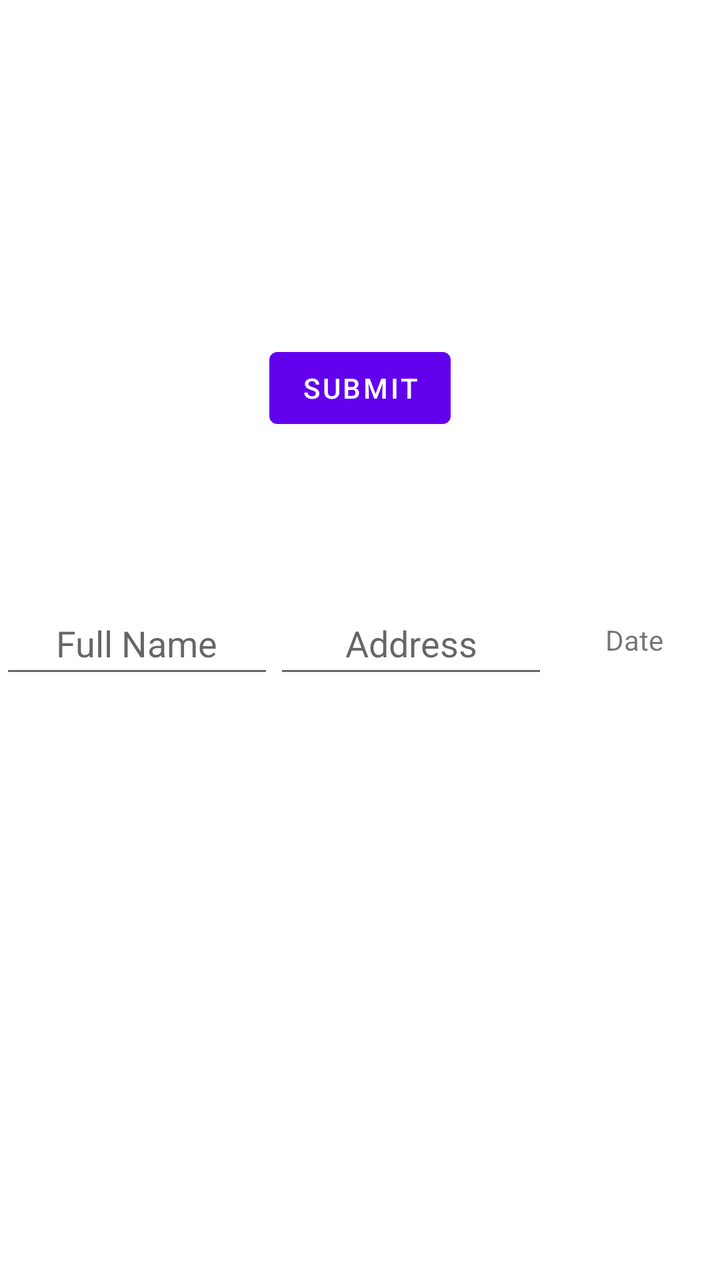
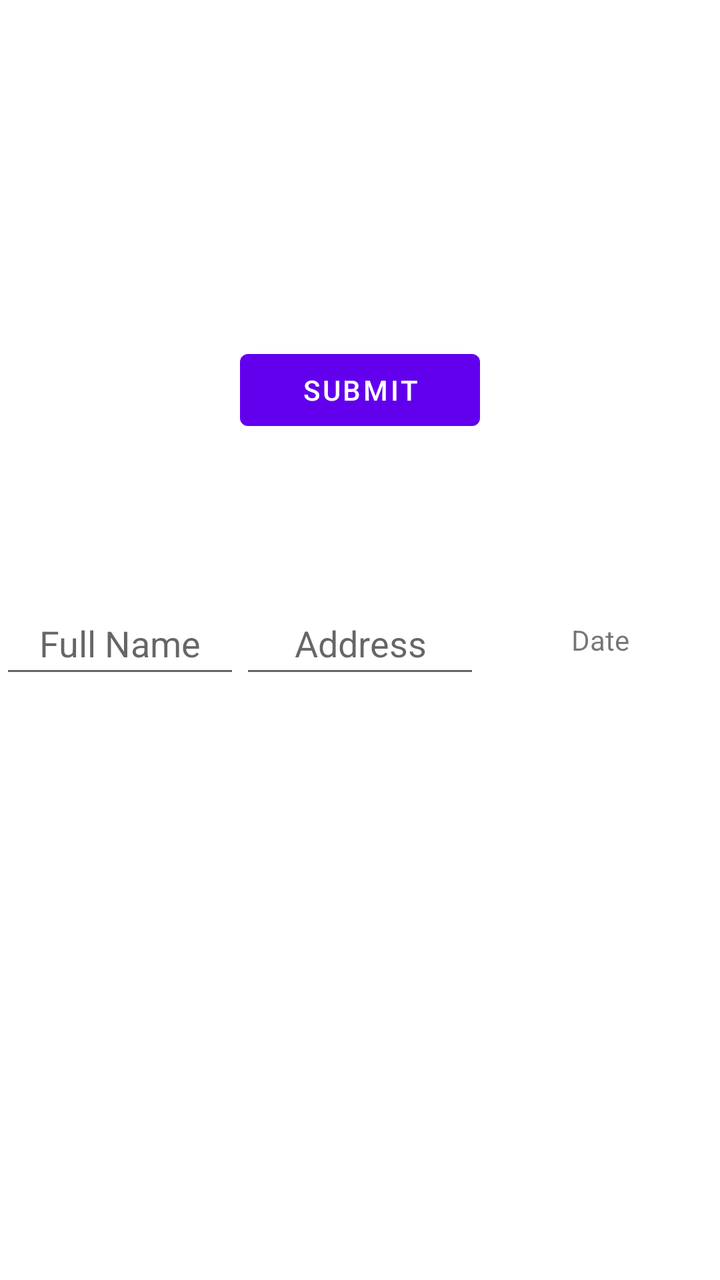

Before-and-after screenshots of an Android layout around one commit, followed by the original layout XML and the change that was made.
<!-- AndroidManifest.xml: application theme Theme.InternetCall -->
<!-- res/layout/popup_row.xml -->
<?xml version="1.0" encoding="utf-8"?>
<androidx.constraintlayout.widget.ConstraintLayout xmlns:android="http://schemas.android.com/apk/res/android"
    xmlns:app="http://schemas.android.com/apk/res-auto"
    xmlns:tools="http://schemas.android.com/tools"
    android:layout_width="match_parent"

    android:layout_height="match_parent">


    <LinearLayout
        android:id="@+id/angie"
        android:layout_width="match_parent"
        android:layout_height="wrap_content"
        android:orientation="horizontal"
        app:layout_constraintBottom_toBottomOf="parent"
        app:layout_constraintEnd_toEndOf="parent"
        app:layout_constraintStart_toStartOf="parent"
        app:layout_constraintTop_toTopOf="parent">

        <EditText
            android:id="@+id/popupfullname"
            android:layout_width="80dp"
            android:layout_height="match_parent"
            android:layout_weight="1"
            android:ems="10"
            android:gravity="center"
            android:hint="Full Name"
            android:inputType="textPersonName"
            android:minHeight="48dp" />

        <EditText
            android:id="@+id/popupaddress"
            android:layout_width="80dp"
            android:layout_height="match_parent"
            android:layout_weight="1"
            android:ems="10"
            android:gravity="center"
            android:hint="Address"
            android:inputType="textPersonName"
            android:minHeight="48dp" />

        <TextView
            android:id="@+id/popupdate"
            android:layout_width="wrap_content"
            android:layout_height="match_parent"
            android:layout_weight="1"
            android:gravity="center"
            android:text="Date" />

    </LinearLayout>

    <Button
        android:id="@+id/btnSubmit"
        android:layout_width="wrap_content"
        android:layout_height="wrap_content"
        android:layout_marginTop="92dp"
        android:baselineAligned="false"
        android:text="Submit"
        app:layout_constraintBottom_toTopOf="@+id/angie"
        app:layout_constraintEnd_toEndOf="parent"
        app:layout_constraintStart_toStartOf="parent"
        app:layout_constraintTop_toTopOf="parent" />

</androidx.constraintlayout.widget.ConstraintLayout>
<!-- resources referenced by this layout -->
<resources>
  <style name="Theme.InternetCall" parent="Theme.MaterialComponents.DayNight.DarkActionBar">
          
          <item name="colorPrimary">@color/purple_500</item>
          <item name="colorPrimaryVariant">@color/purple_700</item>
          <item name="colorOnPrimary">@color/white</item>
          
          <item name="colorSecondary">@color/teal_200</item>
          <item name="colorSecondaryVariant">@color/teal_700</item>
          <item name="colorOnSecondary">@color/black</item>
          
          <item name="android:statusBarColor" tools:targetApi="l">?attr/colorPrimaryVariant</item>
          
      </style>
  <color name="purple_500">#FF6200EE</color>
  <color name="purple_700">#FF3700B3</color>
  <color name="white">#FFFFFFFF</color>
  <color name="teal_200">#FF03DAC5</color>
  <color name="teal_700">#FF018786</color>
  <color name="black">#FF000000</color>
</resources>

<!-- the commit's change to res/layout/popup_row.xml (unified diff, before → after) -->
@@ -10,7 +10,7 @@
     <LinearLayout
         android:id="@+id/angie"
         android:layout_width="match_parent"
-        android:layout_height="wrap_content"
+        android:layout_height="48dp"
         android:orientation="horizontal"
         app:layout_constraintBottom_toBottomOf="parent"
         app:layout_constraintEnd_toEndOf="parent"
@@ -19,7 +19,7 @@
 
         <EditText
             android:id="@+id/popupfullname"
-            android:layout_width="80dp"
+            android:layout_width="260dp"
             android:layout_height="match_parent"
             android:layout_weight="1"
             android:ems="10"
@@ -30,7 +30,7 @@
 
         <EditText
             android:id="@+id/popupaddress"
-            android:layout_width="80dp"
+            android:layout_width="260dp"
             android:layout_height="match_parent"
             android:layout_weight="1"
             android:ems="10"
@@ -41,7 +41,7 @@
 
         <TextView
             android:id="@+id/popupdate"
-            android:layout_width="wrap_content"
+            android:layout_width="260dp"
             android:layout_height="match_parent"
             android:layout_weight="1"
             android:gravity="center"
@@ -51,9 +51,9 @@
 
     <Button
         android:id="@+id/btnSubmit"
-        android:layout_width="wrap_content"
+        android:layout_width="120dp"
         android:layout_height="wrap_content"
-        android:layout_marginTop="92dp"
+        android:layout_marginTop="94dp"
         android:baselineAligned="false"
         android:text="Submit"
         app:layout_constraintBottom_toTopOf="@+id/angie"
